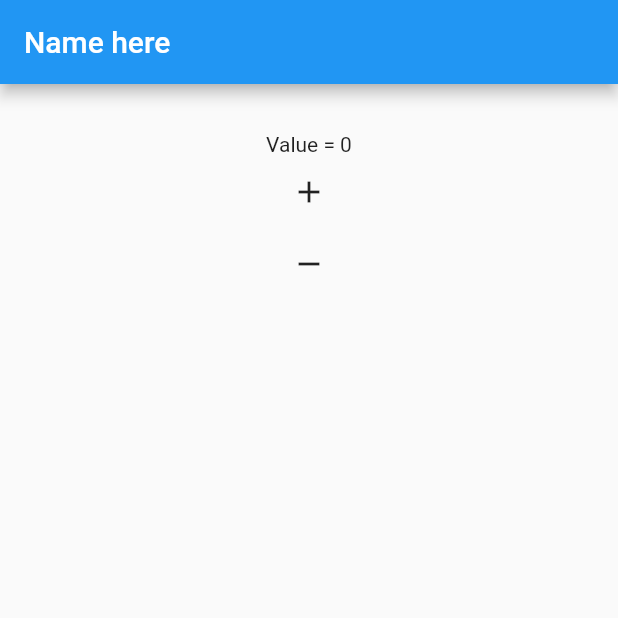
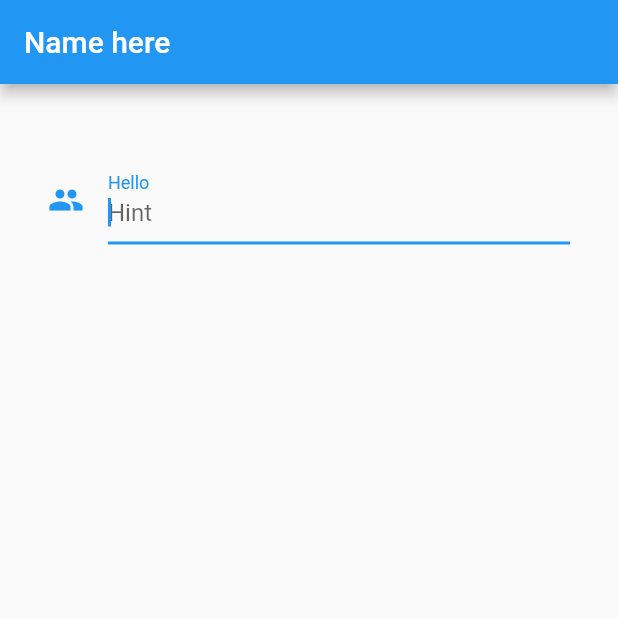
Before and after one commit to wasimiqbal1/Flutter, a Flutter app: the screen it shows after launch, on a phone screen of 412 x 824 dp, the top half of it. Run offline on Flutter 3.47's test engine with Material 2 defaults, Android fonts, the phone set to English and light mode, and no system bars.

Commit message:
TextField

```diff
--- a/flutter_udemy/lib/main.dart
+++ b/flutter_udemy/lib/main.dart
@@ -13,18 +13,14 @@ class MyApp extends StatefulWidget {
 
 class _State extends State<MyApp> {
 
-  int _value= 0;
+  String _value = '';
 
-  void _add() {
-    setState((){
-      _value++;
-    });
+  void _onChange(String value) {
+    setState(() => _value = 'Change: ${value}');
   }
 
-  void _subtract() {
-    setState((){
-      _value--;
-    });
+  void _onSubmit(String value) {
+    setState(() => _value = 'Submit: ${value}');
   }
 
   @override
@@ -38,10 +34,19 @@ class _State extends State<MyApp> {
         child: new Center(
           child: new Column(
             children: <Widget>[
-              new Text('Value = ${_value}'),
-              new IconButton(icon: new Icon(Icons.add), onPressed: _add),
-              new IconButton(icon: new Icon(Icons.remove), onPressed: _subtract)
-
+              new Text(_value),
+              new TextField(
+                decoration: new InputDecoration(
+                  labelText: 'Hello',
+                  hintText: 'Hint',
+                  icon: new Icon(Icons.people)
+                ),
+                autocorrect: true,
+                autofocus: true,
+                keyboardType: TextInputType.text,
+                onChanged: _onChange,
+                onSubmitted: _onSubmit,
+              )
             ],
           ),
         )
```
